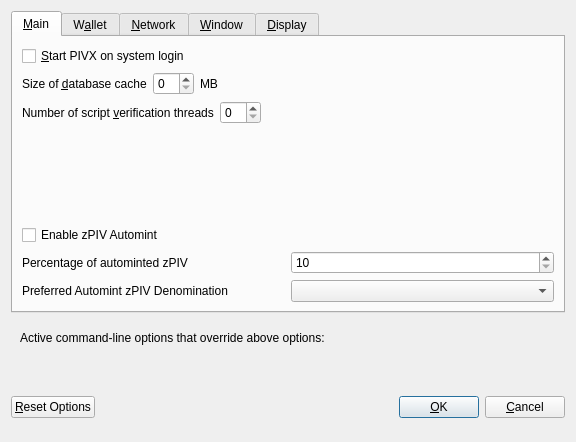
Old version of the form src/qt/forms/optionsdialog.ui in the repository zaka-coin/PIVX.
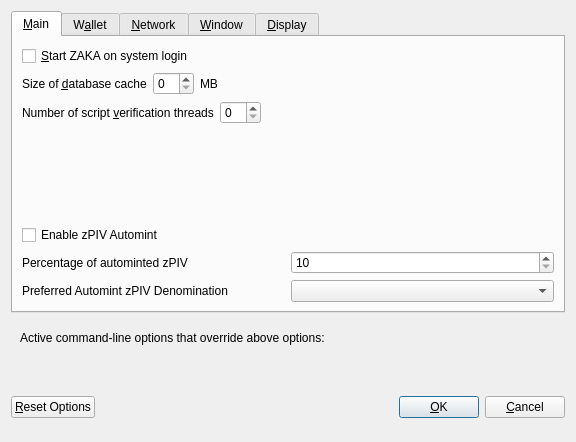
New version of the form. Custom widgets are drawn as their Qt base class.

What changed in the file:
```diff
--- a/src/qt/forms/optionsdialog.ui
+++ b/src/qt/forms/optionsdialog.ui
@@ -33,7 +33,7 @@
           <string>Automatically start PIVX after logging in to the system.</string>
          </property>
          <property name="text">
-          <string>&amp;Start PIVX on system login</string>
+          <string>&amp;Start ZAKA on system login</string>
          </property>
         </widget>
        </item>
```
Left out of the diff: 8 changed lines with no effect on the pictures.
